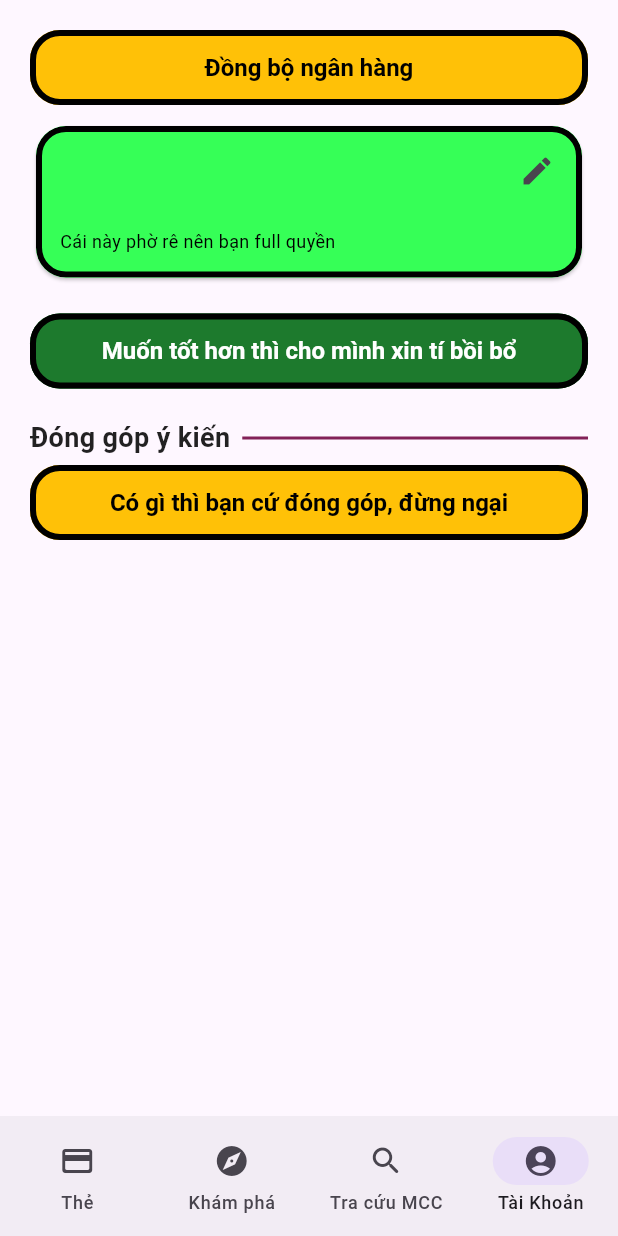
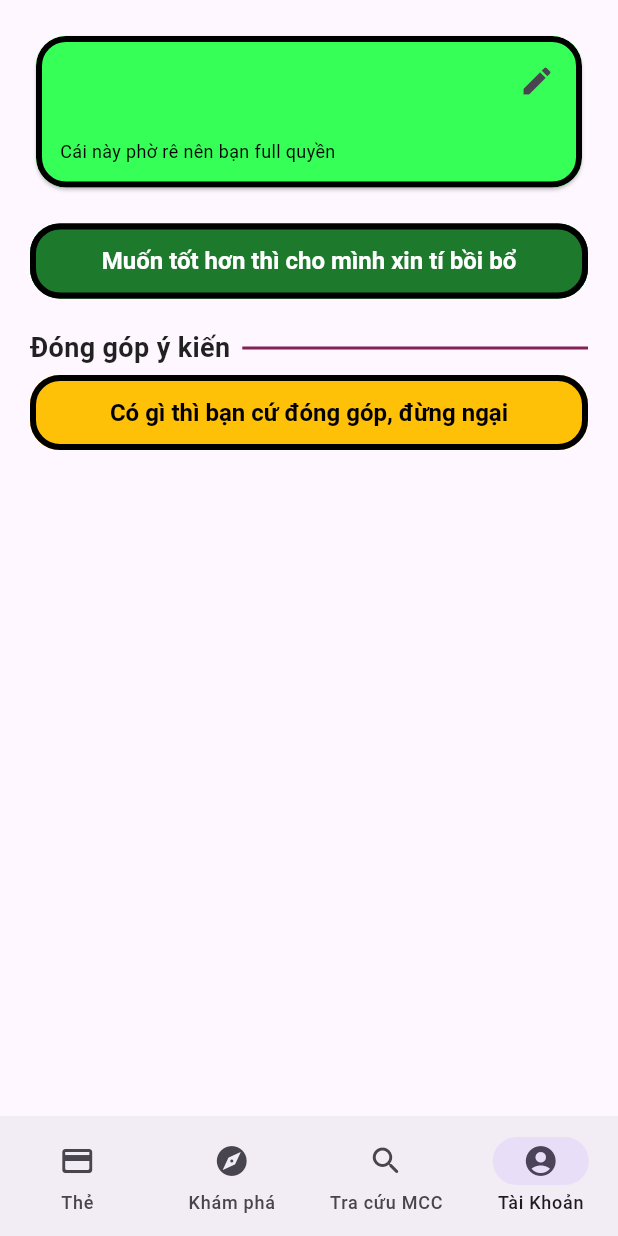
Before and after one commit to Tranbao8396/Credit-Card-Management, a Flutter app: the HomeLayout screen opened by its route, item 4 of the bottom bar chosen, on a phone screen of 412 x 824 dp. Run offline on Flutter 3.47's test engine with Material 3 defaults, Android fonts, the light colour scheme and no system bars; our stand-ins replace cloud_firestore, firebase_auth, firebase_core, month_picker_dialog; accounts and stored records are empty.

Commit message:
comment out sync button

```diff
--- a/lib/pages/accountPage/account_page.dart
+++ b/lib/pages/accountPage/account_page.dart
@@ -20,24 +20,24 @@ class AccountPage extends StatelessWidget {
           child: Column(
             crossAxisAlignment: CrossAxisAlignment.start,
             children: [
-              CardButton(
-                text: 'Đồng bộ ngân hàng',
-                onPressed: () async {
-                  final res = await DataMigrationService().migrationRun();
-                  if (res != null && res == true) {
-                    if (!context.mounted) return;
-                    NotifyDialogWidget.show(
-                      context,
-                      'Thành công',
-                      'Đã đồng bộ thành công. yêu cầu khởi động lại app',
-                    );
-                  }
-                },
-                buttonColor: Colors.amber,
-                fontSize: 16,
-                textColor: Colors.black,
-              ),
-              SizedBox(height: 10),
+              // CardButton(
+              //   text: 'Đồng bộ ngân hàng',
+              //   onPressed: () async {
+              //     final res = await DataMigrationService().migrationRun();
+              //     if (res != null && res == true) {
+              //       if (!context.mounted) return;
+              //       NotifyDialogWidget.show(
+              //         context,
+              //         'Thành công',
+              //         'Đã đồng bộ thành công. yêu cầu khởi động lại app',
+              //       );
+              //     }
+              //   },
+              //   buttonColor: Colors.amber,
+              //   fontSize: 16,
+              //   textColor: Colors.black,
+              // ),
+              // SizedBox(height: 10),
               InfoCard(
                 userInfo: authInstance.userInfo,
                 cardColor: const Color.fromARGB(255, 54, 255, 87),
```
